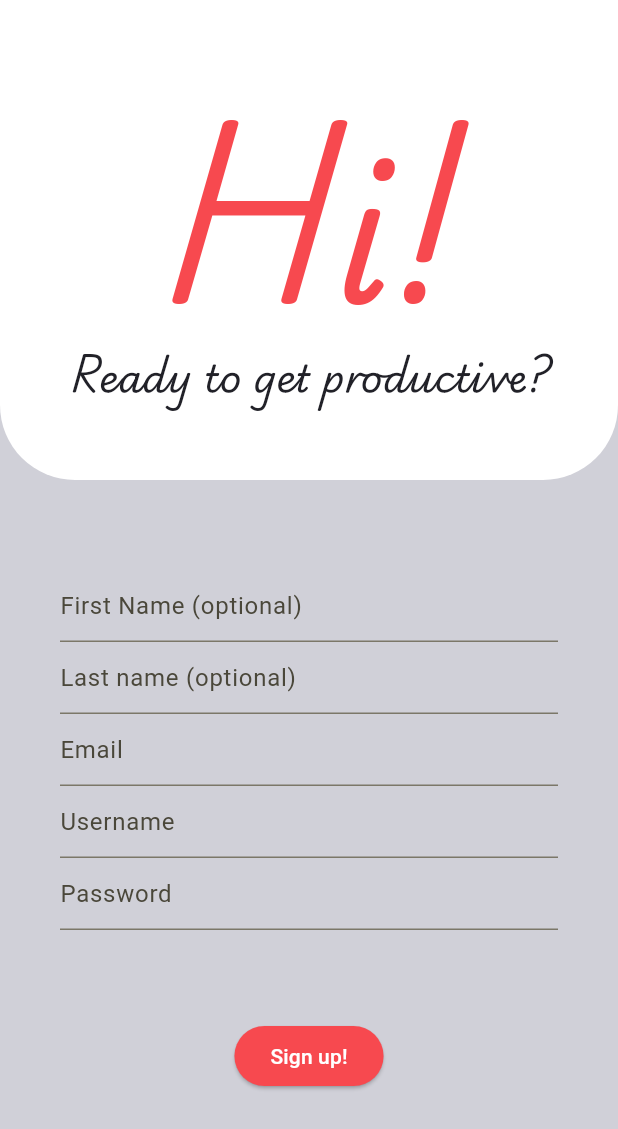
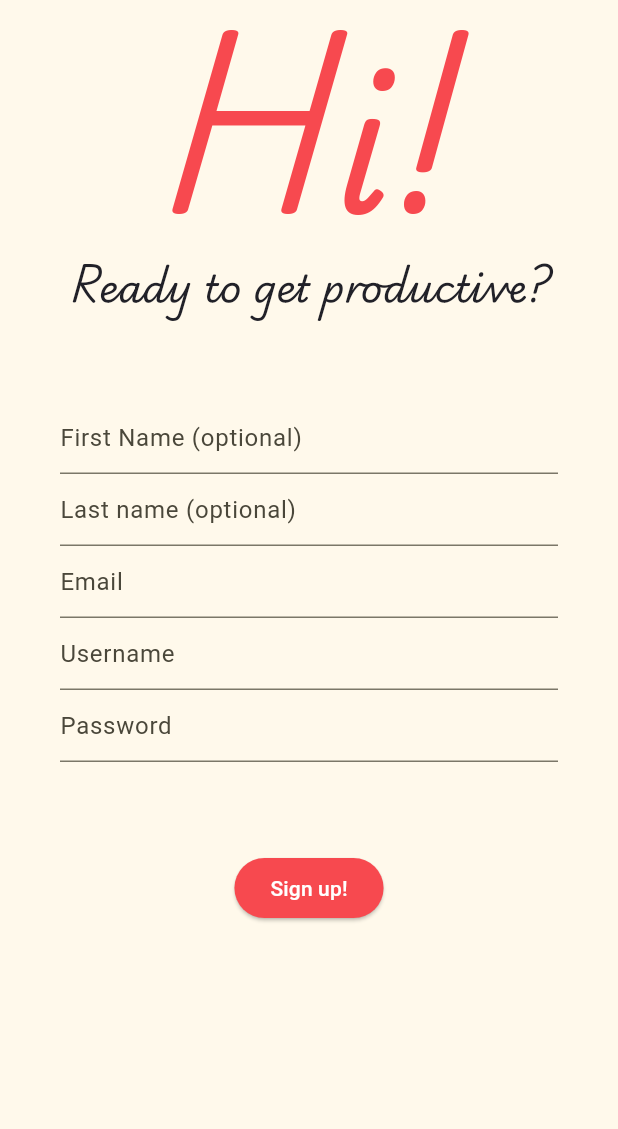
Before and after one commit to elisamongelli/ToDoApp-YT, a Flutter app: the screen it shows after launch, on a phone screen of 412 x 824 dp. Shown: the top 1129 px of the screen. Run offline on Flutter 3.47's test engine with Material 3 defaults, Android fonts, the light colour scheme and no system bars; our stand-ins replace fluttertoast, rxdart, shared_preferences; network calls fail.

Commit message:
Continuing signup/login screen frontend

```diff
--- a/app/todoapp/lib/UI/Login/loginscreen.dart
+++ b/app/todoapp/lib/UI/Login/loginscreen.dart
@@ -1,3 +1,5 @@
+import 'dart:collection';
+
 import 'package:flutter/material.dart';
 import 'package:fluttertoast/fluttertoast.dart';
 import '../../models/assets/global.dart';
@@ -32,29 +34,11 @@ class LoginPageState extends State<LoginPage> {
 
     return Scaffold(
       body: Container(
-        color: lightGreyColor,
+        // color: Colors.white,
         child: Column(
           children: <Widget>[
-            Container(
-              // padding: const EdgeInsets.only(left: 30),
-              padding: const EdgeInsets.only(top: 60),
-              height: 320,
-              decoration: const BoxDecoration(
-                color: Colors.white,
-                borderRadius: BorderRadius.only(
-                  bottomLeft: Radius.circular(50),
-                  bottomRight: Radius.circular(50)
-                )
-              ),
-              child: Column(
-                // mainAxisAlignment: MainAxisAlignment.spaceBetween,
-                children: [
-                  Text("Hi!", style: loginScreenTitle),
-                  Text("Ready to get productive?", style: loginScreenSubtitle),
-                  Container(),
-                ],
-              )
-            ),
+            Text("Hi!", style: loginScreenTitle),
+            Text("Ready to get productive?", style: loginScreenSubtitle),
             SingleChildScrollView(
               child: Column(
                 children: <Widget>[
```
